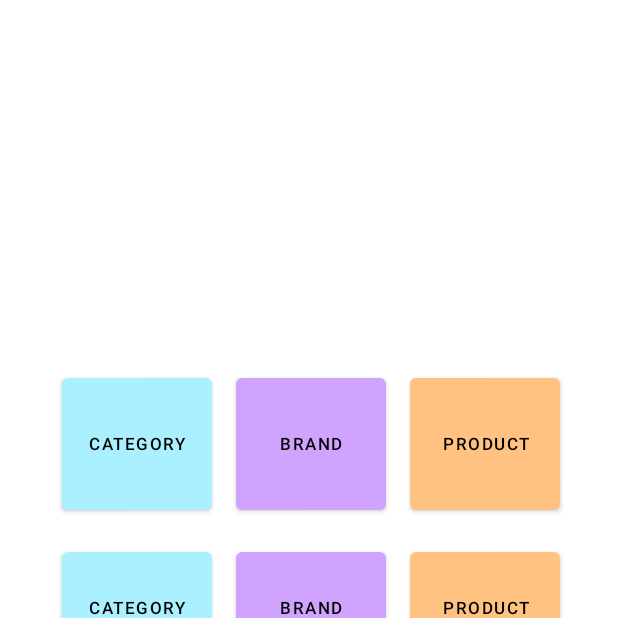
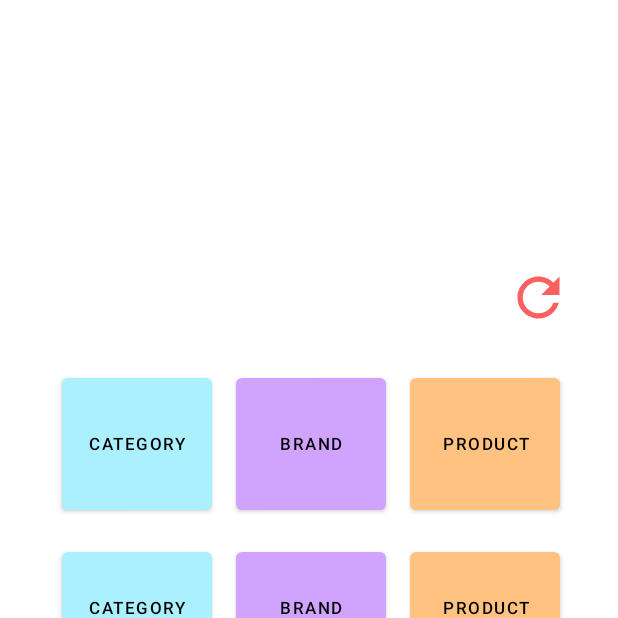
Before and after one commit to MikuniTensai/RPMMotor, an Android app: the screen it shows after launch (MainActivity), on a phone screen of 412 x 824 dp, the top half of it. Run offline under Robolectric (Android 15) with nearby library versions, the phone set to English and light mode, and no system bars.

Commit message:
fix update

```diff
--- a/app/build.gradle
+++ b/app/build.gradle
@@ -48,4 +48,8 @@ dependencies {
     implementation files('libs/bluetoothsdk.jar')
 //    implementation project(':mysql-connector-java-8.0.25')
     implementation project(':mysql-connector-java-3.0.17-ga-bin')
+
+    implementation 'com.squareup.retrofit2:retrofit:2.9.0';
+    implementation 'com.squareup.retrofit2:converter-gson:2.9.0';
+    implementation 'com.google.code.gson:gson:2.8.5';
 }
--- /dev/null
+++ b/app/src/main/java/com/pkn/rpmmotor/Remote/APIUtils.java
@@ -0,0 +1,11 @@
+package com.pkn.rpmmotor.Remote;
+
+public class APIUtils {
+    private APIUtils(){};
+
+    public static final String API_URL = "https://rpm-motor.web.id/";
+
+    public static DataService getDataService(){
+        return RetrofitClient.getClient(API_URL).create(DataService.class);
+    }
+}
--- /dev/null
+++ b/app/src/main/java/com/pkn/rpmmotor/Remote/DataService.java
@@ -0,0 +1,27 @@
+package com.pkn.rpmmotor.Remote;
+
+import com.pkn.rpmmotor.Model.Data;
+
+import java.util.List;
+
+import retrofit2.Call;
+import retrofit2.http.Body;
+import retrofit2.http.DELETE;
+import retrofit2.http.Field;
+import retrofit2.http.GET;
+import retrofit2.http.HTTP;
+import retrofit2.http.POST;
+import retrofit2.http.PUT;
+import retrofit2.http.Path;
+
+public interface DataService {
+
+    @POST("restapi/")
+    Call<Data> addData(@Body Data data);
+
+    @PUT("restapi/")
+    Call<Data> updateData(@Body Data data);
+
+    @HTTP(method = "DELETE", path = "restapi/", hasBody = true)
+    Call<Data> deleteData(@Body Data data);
+}
--- /dev/null
+++ b/app/src/main/java/com/pkn/rpmmotor/Remote/RetrofitClient.java
@@ -0,0 +1,19 @@
+package com.pkn.rpmmotor.Remote;
+
+import retrofit2.Retrofit;
+import retrofit2.converter.gson.GsonConverterFactory;
+
+public class RetrofitClient {
+
+    private static Retrofit retrofit = null;
+
+    public static Retrofit getClient(String url){
+        if (retrofit == null) {
+            retrofit = new Retrofit.Builder().baseUrl(url)
+                    .addConverterFactory(GsonConverterFactory.create())
+                    .build();
+        }
+        return retrofit;
+    }
+
+}
--- a/app/src/main/res/layout/activity_main.xml
+++ b/app/src/main/res/layout/activity_main.xml
@@ -127,4 +127,20 @@
 
     </GridLayout>
 
+    <ImageView
+        android:id="@+id/refresh"
+        android:layout_width="42dp"
+        android:layout_height="42dp"
+        android:layout_alignParentStart="true"
+        android:background="@drawable/ic_baseline_refresh_24"
+        android:backgroundTint="@color/btn_color1"
+        app:layout_constraintBottom_toTopOf="@+id/gridLayout"
+        app:layout_constraintEnd_toEndOf="parent"
+        app:layout_constraintHorizontal_bias="0.913"
+        app:layout_constraintStart_toStartOf="parent"
+        app:layout_constraintTop_toTopOf="parent"
+        app:layout_constraintVertical_bias="0.906">
+    </ImageView>
+
+
 </androidx.constraintlayout.widget.ConstraintLayout>
--- a/app/src/main/res/layout/activity_p_o_s.xml
+++ b/app/src/main/res/layout/activity_p_o_s.xml
@@ -138,6 +138,7 @@
                 android:layout_height="wrap_content"
                 android:layout_marginTop="8dp"
                 android:textColor="#313131"
+                android:inputType="number"
                 android:textSize="20sp"
                 app:layout_constraintLeft_toLeftOf="parent"
                 app:layout_constraintTop_toBottomOf="@+id/category" />
@@ -161,6 +162,7 @@
                 android:textColor="#313131"
                 android:textSize="20sp"
                 app:layout_constraintLeft_toLeftOf="parent"
+                android:inputType="number"
                 app:layout_constraintTop_toBottomOf="@+id/brand" />
 
             <TextView
@@ -182,6 +184,7 @@
                 android:layout_marginTop="8dp"
                 app:layout_constraintLeft_toLeftOf="parent"
                 app:layout_constraintRight_toRightOf="parent"
+                android:inputType="number"
                 app:layout_constraintTop_toBottomOf="@id/qty" />
 
             <LinearLayout
--- a/app/src/main/res/layout/activity_product.xml
+++ b/app/src/main/res/layout/activity_product.xml
@@ -133,6 +133,7 @@
         android:layout_width="match_parent"
         android:layout_height="wrap_content"
         android:layout_marginTop="8dp"
+        android:inputType="number"
         app:layout_constraintLeft_toLeftOf="parent"
         app:layout_constraintRight_toRightOf="parent"
         app:layout_constraintTop_toBottomOf="@id/qty" />
@@ -155,6 +156,7 @@
         android:layout_height="wrap_content"
         android:layout_marginTop="8dp"
         app:layout_constraintLeft_toLeftOf="parent"
+        android:inputType="number"
         app:layout_constraintRight_toRightOf="parent"
         app:layout_constraintTop_toBottomOf="@id/price" />
 
--- a/app/src/main/res/values-night/themes.xml
+++ b/app/src/main/res/values-night/themes.xml
@@ -1,6 +1,6 @@
 <resources xmlns:tools="http://schemas.android.com/tools">
     <!-- Base application theme. -->
-    <style name="Theme.RPMMotor" parent="Theme.MaterialComponents.DayNight.DarkActionBar">
+    <style name="Theme.RPMMotor" parent="Theme.MaterialComponents.DayNight.NoActionBar">
         <!-- Primary brand color. -->
         <item name="colorPrimary">@color/purple_200</item>
         <item name="colorPrimaryVariant">@color/purple_700</item>
--- /dev/null
+++ b/app/src/main/res/xml/network_security_config.xml
@@ -0,0 +1,6 @@
+<?xml version="1.0" encoding="utf-8"?>
+<network-security-config>
+    <domain-config cleartextTrafficPermitted="true">
+        <domain includeSubdomains="true">https://rpm-motor.web.id/</domain>
+    </domain-config>
+</network-security-config>
```
Also changed, not shown: app/src/main/AndroidManifest.xml (+5 -2 lines), app/src/main/java/com/pkn/rpmmotor/MainActivity.java (+53 -0 lines), app/src/main/java/com/pkn/rpmmotor/Model/Data.java (added, +103 -0 lines), app/src/main/java/com/pkn/rpmmotor/POSActivity.java (+42 -6 lines), app/src/main/java/com/pkn/rpmmotor/POSPrintActivity.java (+8 -0 lines), app/src/main/java/com/pkn/rpmmotor/POSViewActivity.java (+37 -3 lines).
